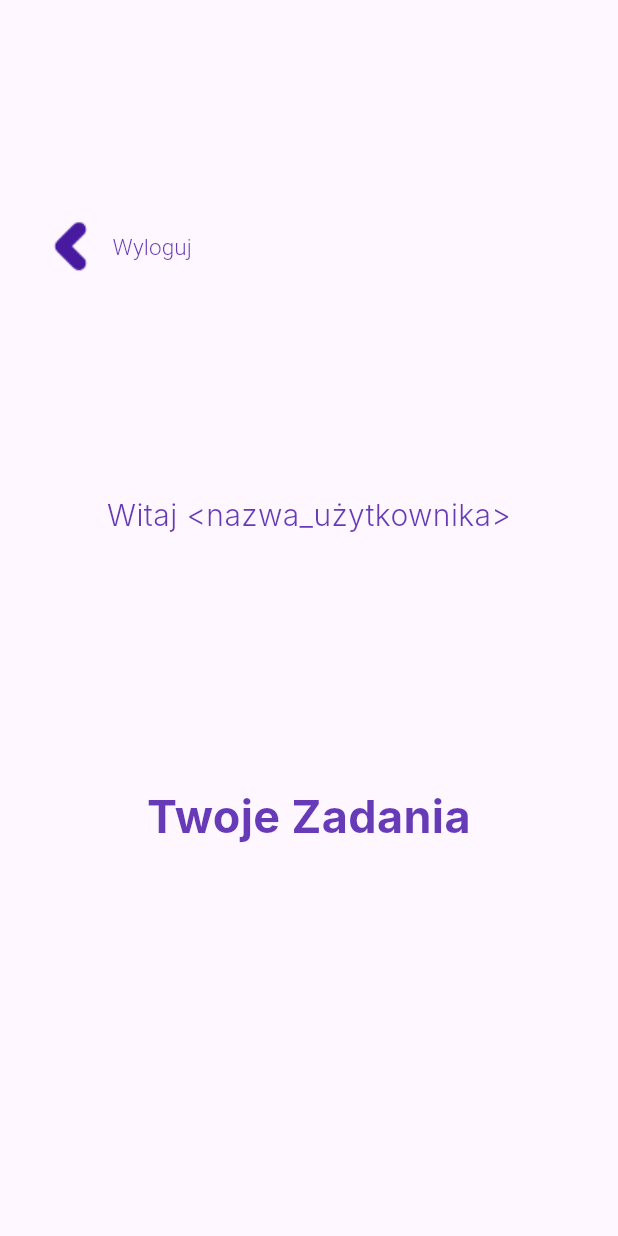
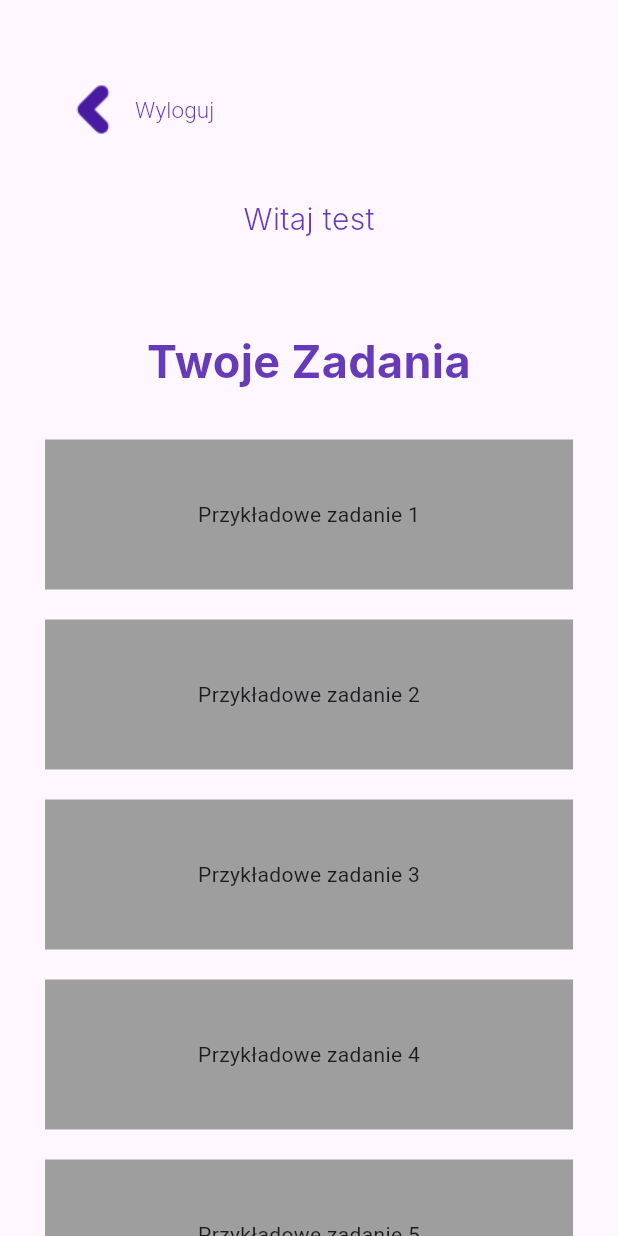
Before and after one commit to 50skydie/LoginInFlutter, a Flutter app: the HomeView screen opened directly, on a phone screen of 412 x 824 dp. Run offline on Flutter 3.47's test engine with Material 3 defaults, Android fonts, the light colour scheme and no system bars; Roboto replaces fonts that are missing (Inter).

Commit message:
added test login validation and hardcoded tasks to home view

```diff
--- a/lib/Views/Home/home_view.dart
+++ b/lib/Views/Home/home_view.dart
@@ -15,10 +15,9 @@ class _HomeViewState extends State<HomeView> {
   @override
   Widget build(BuildContext context) {
     return Scaffold(
-      body: Padding(
-        padding: const EdgeInsets.all(15),
+      body: SingleChildScrollView(
+        padding: const EdgeInsets.all(30),
         child: Column(
-            mainAxisAlignment: MainAxisAlignment.spaceEvenly,
             children: [
               Align(
                 alignment: Alignment.topLeft,
@@ -46,7 +45,7 @@ class _HomeViewState extends State<HomeView> {
                 child: Padding(
                   padding: EdgeInsets.all(30.0),
                   child:
-                  Text('Witaj <nazwa_użytkownika>', textAlign: TextAlign.left,
+                  Text('Witaj test', textAlign: TextAlign.left,
                     style: TextStyle(
                       color: Colors.deepPurple,
                       fontSize: 20,
@@ -72,16 +71,63 @@ class _HomeViewState extends State<HomeView> {
                   ),
                 ),
               ),
+              Wrap(
+                spacing: 20,
+                runSpacing: 20,
+                children: [ //hardcoded taski to-do listy
+                  Container(
+                    height: 100,
+                    width: 600,
+                    color: Colors.grey,
+                    child: const Center(child: Text("Przykładowe zadanie 1"),),
+                  ),
+                  Container(
+                    height: 100,
+                    width: 600,
+                    color: Colors.grey,
+                    child: const Center(child: Text("Przykładowe zadanie 2"),),
+                  ),
+                  Container(
+                    height: 100,
+                    width: 600,
+                    color: Colors.grey,
+                    child: const Center(child: Text("Przykładowe zadanie 3"),),
+                  ),
+                  Container(
+                    height: 100,
+                    width: 600,
+                    color: Colors.grey,
+                    child: const Center(child: Text("Przykładowe zadanie 4"),),
+                  ),
+                  Container(
+                    height: 100,
+                    width: 600,
+                    color: Colors.grey,
+                    child: const Center(child: Text("Przykładowe zadanie 5"),),
+                  ),
+                  Container(
+                    height: 100,
+                    width: 600,
+                    color: Colors.grey,
+                    child: const Center(child: Text("Przykładowe zadanie 6"),),
+                  ),
+                  Container(
+                    height: 100,
+                    width: 600,
+                    color: Colors.grey,
+                    child: const Center(child: Text("Przykładowe zadanie 7"),),
+                  ),
+                  Container(
+                    height: 100,
+                    width: 600,
+                    color: Colors.grey,
+                    child: const Center(child: Text("Przykładowe zadanie 8"),),
+                  ),
 
-              const SingleChildScrollView(
-                child: Column(
-                  children: <Widget>[
-                    //todo crud's
-                  ],
-                ),
-              )
-
-            ]
+                ],
+              ),
+              const SizedBox(height: 40), //padding
+            ],
         ),
       ),
     );
--- a/lib/Views/Login/login_view.dart
+++ b/lib/Views/Login/login_view.dart
@@ -14,6 +14,29 @@ class LoginView extends StatefulWidget {
 
 //variables
 bool passwordVisible = false;
+final emailController = TextEditingController();
+final passController = TextEditingController();
+
+Future _loginError(BuildContext context) {
+  return showDialog(
+      context: context,
+      builder: (BuildContext context) {
+        return         AlertDialog (
+          title: const Text("Złe dane logowania"),
+          content: const Text("Wprowadź prawidłowe dane. Prawidłowe dane testowe to test/test"),
+          actions: [
+            TextButton(
+              style: TextButton.styleFrom(
+                textStyle: Theme.of(context).textTheme.labelLarge,
+              ),
+              child: const Text("OK"),
+              onPressed: () {Navigator.of(context).pop();},
+            ),
+          ],
+        );
+      }
+  );
+}
 
 class _LoginViewState extends State<LoginView> {
   @override
@@ -25,10 +48,8 @@ class _LoginViewState extends State<LoginView> {
         child: Column(
           mainAxisAlignment: MainAxisAlignment.spaceEvenly,
           children: [
-
             //logo png
             Image.asset(MyImages.imageLogo),
-
             //Sign in simple text
             const Align(
               alignment: Alignment.centerLeft,
@@ -47,6 +68,7 @@ class _LoginViewState extends State<LoginView> {
             //const SizedBox(height: 30), //padding
             //User Name field
             TextField(
+              controller: emailController,
               decoration: InputDecoration(
                   hintText: 'E-mail',
                   enabledBorder: OutlineInputBorder(
@@ -70,6 +92,7 @@ class _LoginViewState extends State<LoginView> {
             //Password field
             TextField(
               obscureText: !passwordVisible,
+              controller: passController,
               decoration: InputDecoration(
                   hintText: 'Hasło',
                   enabledBorder: OutlineInputBorder(
@@ -117,9 +140,19 @@ class _LoginViewState extends State<LoginView> {
               ),
             ),
             //const SizedBox(height: 30),
+
+
+
             //Submit button
             ElevatedButton(
-                onPressed: () {Navigator.push(context, MaterialPageRoute(builder: (context) => const HomeView()),);},
+                onPressed: () {
+                  if (emailController.text == "test" && passController.text == "test") {
+                    Navigator.push(context, MaterialPageRoute(builder: (context) => const HomeView()),);
+                  } else {
+                    _loginError(context);
+                  }
+
+                  },
                 style: ButtonStyle(
                   backgroundColor: MaterialStateProperty.all<Color>(MyColors.purpleColor),
                   shape: MaterialStateProperty.all<RoundedRectangleBorder>(RoundedRectangleBorder(borderRadius: BorderRadius.circular(15.0))),
```
